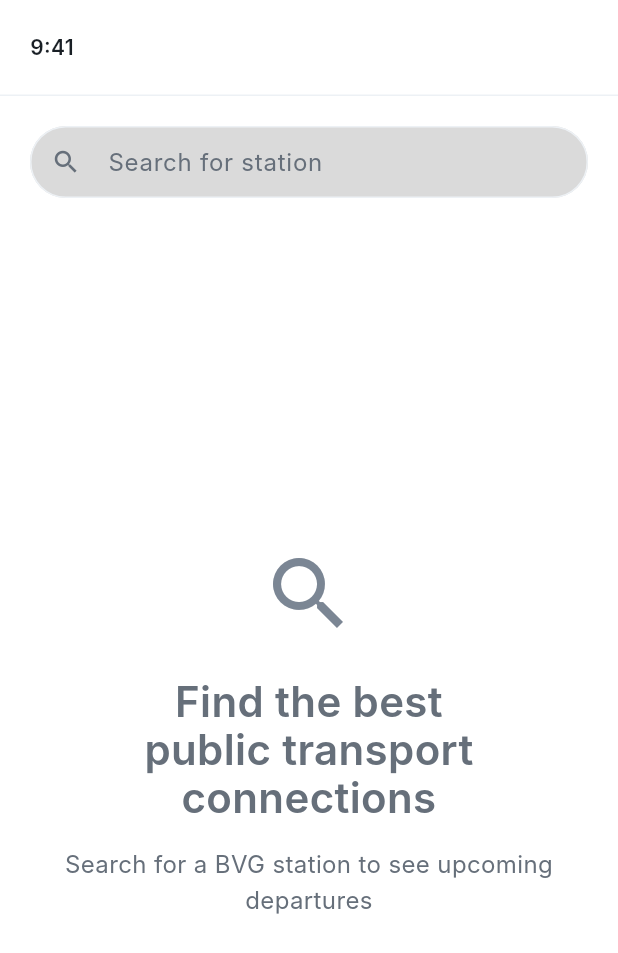
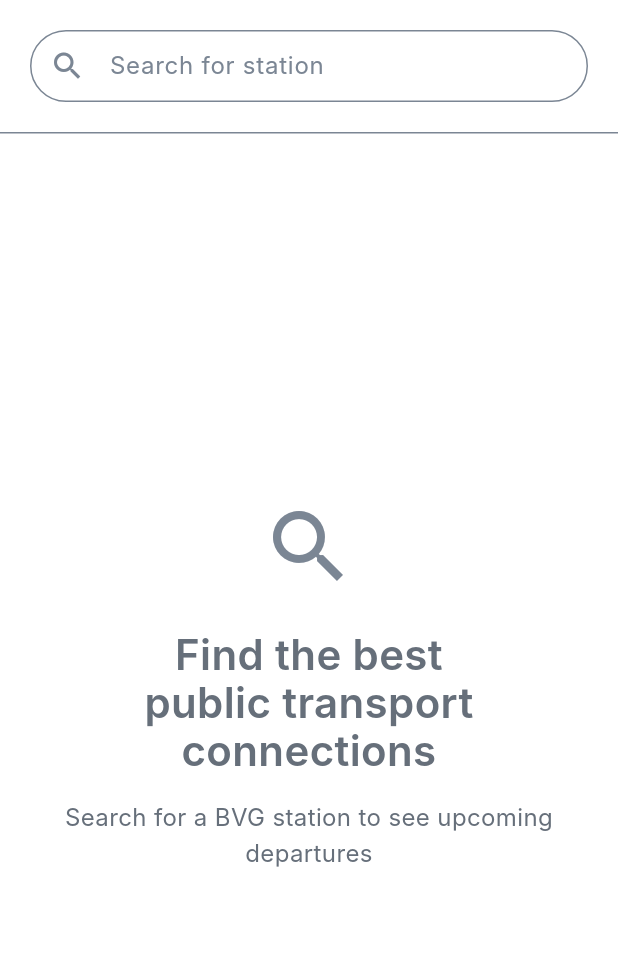
Before and after one commit to RockinPaul/bvg_assignment, a Flutter app: the screen it shows after launch, on a phone screen of 412 x 824 dp. Shown: the top 953 px of the screen. Run offline on Flutter 3.47's test engine with Material 3 defaults, Android fonts, the phone set to English and light mode, and no system bars; our stand-ins replace equatable, flutter_bloc, get_it, go_router; Roboto replaces fonts that are missing (Inter).

Commit message:
refactor: simplify search field UI and remove top app bar from home page

```diff
--- a/lib/presentation/pages/home_page.dart
+++ b/lib/presentation/pages/home_page.dart
@@ -50,10 +50,7 @@ class _HomePageState extends State<HomePage> {
     context.read<SearchCubit>().clearSearch();
 
     // Navigate to departures page
-    context.pushNamed(
-      'departures',
-      extra: stop,
-    );
+    context.pushNamed('departures', extra: stop);
   }
 
   void _onSearchCleared() {
@@ -67,37 +64,6 @@ class _HomePageState extends State<HomePage> {
       body: SafeArea(
         child: Column(
           children: [
-            // Top app bar with search
-            Container(
-              height: DesignSystem.topAppBarHeight,
-              padding: const EdgeInsets.symmetric(
-                horizontal: DesignSystem.spacing20,
-                vertical: DesignSystem.spacing8,
-              ),
-              decoration: const BoxDecoration(
-                color: DesignSystem.backgroundPrimary,
-                border: Border(
-                  bottom: BorderSide(
-                    color: DesignSystem.grey100,
-                    width: 1,
-                  ),
-                ),
-              ),
-              child: Row(
-                children: [
-                  // Status bar time display (static for demo)
-                  Text(
-                    '9:41',
-                    style: DesignSystem.labelLarge.copyWith(
-                      fontWeight: FontWeight.w600,
-                    ),
-                  ),
-                  const Spacer(),
-                ],
-              ),
-            ),
-
-            // Search container
             Container(
               padding: const EdgeInsets.all(DesignSystem.spacing20),
               child: SearchFieldWidget(
@@ -109,18 +75,16 @@ class _HomePageState extends State<HomePage> {
                 onClear: _onSearchCleared,
               ),
             ),
-
-            // Main content area
+            Container(color: DesignSystem.grey500, height: 1.0),
             Expanded(
               child: BlocBuilder<SearchCubit, SearchState>(
                 builder: (context, searchState) {
                   if (searchState is SearchLoading) {
-                    return const Center(
-                      child: CircularProgressIndicator(),
-                    );
+                    return const Center(child: CircularProgressIndicator());
                   }
 
-                  if (searchState is SearchSuccess && searchState.stops.isNotEmpty) {
+                  if (searchState is SearchSuccess &&
+                      searchState.stops.isNotEmpty) {
                     // Show search results
                     return StopsSuggestionsWidget(
                       stops: searchState.stops,
--- a/lib/presentation/widgets/search_field_widget.dart
+++ b/lib/presentation/widgets/search_field_widget.dart
@@ -19,31 +19,38 @@ class SearchFieldWidget extends StatelessWidget {
 
   @override
   Widget build(BuildContext context) {
-    return SizedBox(
+    return Container(
       height: DesignSystem.searchBarHeight,
+      decoration: BoxDecoration(
+        color: DesignSystem.backgroundPrimary,
+        borderRadius: BorderRadius.circular(24.0),
+        border: Border.all(
+          color: DesignSystem.grey500,
+          width: 1.0,
+        ),
+      ),
       child: TextField(
         controller: controller,
         focusNode: focusNode,
         onChanged: onChanged,
         style: DesignSystem.bodyLarge,
         decoration: InputDecoration(
-          filled: true,
-          // fillColor: DesignSystem.inputBackground,
+          filled: false,
           hintText: 'Search for station',
           hintStyle: DesignSystem.bodyLarge.copyWith(
-            color: DesignSystem.grey600,
+            color: DesignSystem.grey500,
           ),
           prefixIcon: const Icon(
             Icons.search,
-            color: DesignSystem.grey600,
-            size: 20,
+            color: DesignSystem.grey500,
+            size: 24,
           ),
           suffixIcon: controller.text.isNotEmpty
               ? GestureDetector(
                   onTap: onClear,
                   child: const Icon(
                     Icons.clear,
-                    color: DesignSystem.grey600,
+                    color: DesignSystem.grey500,
                     size: 20,
                   ),
                 )
@@ -52,20 +59,9 @@ class SearchFieldWidget extends StatelessWidget {
             horizontal: DesignSystem.spacing16,
             vertical: DesignSystem.spacing12,
           ),
-          enabledBorder: OutlineInputBorder(
-            borderRadius: BorderRadius.circular(DesignSystem.borderRadius28),
-            borderSide: const BorderSide(
-              color: DesignSystem.grey100,
-              width: 1.0,
-            ),
-          ),
-          focusedBorder: OutlineInputBorder(
-            borderRadius: BorderRadius.circular(DesignSystem.borderRadius28),
-            borderSide: const BorderSide(
-              color: DesignSystem.bluePrimary600,
-              width: 2.0,
-            ),
-          ),
+          border: InputBorder.none,
+          enabledBorder: InputBorder.none,
+          focusedBorder: InputBorder.none,
         ),
       ),
     );
```
